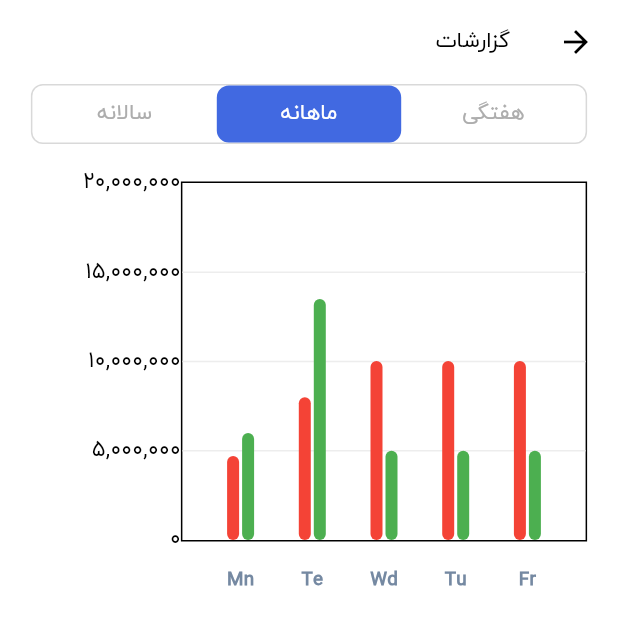
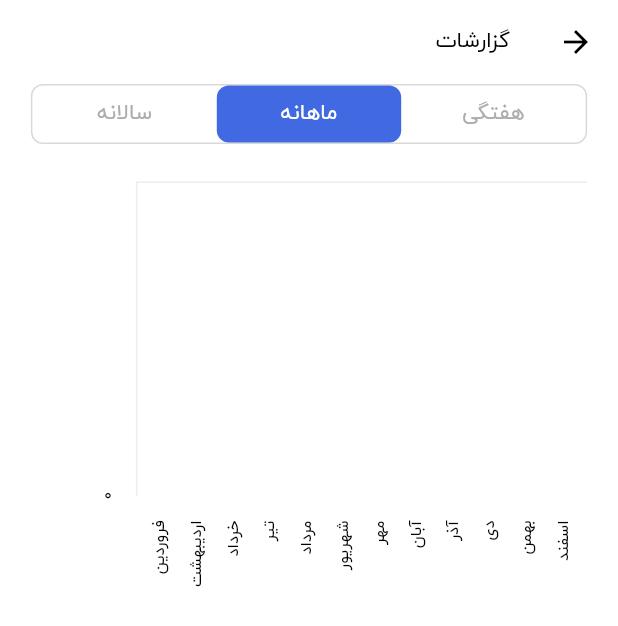
Before and after one commit to RezaNazari051/Chortkeh, a Flutter app: the ReportScreen screen opened directly, after a tap on "ماهانه", on a phone screen of 412 x 824 dp. Shown: the top 626 px of the screen. Run offline on Flutter 3.47's test engine with Material 3 defaults, Android fonts, the phone set to English and light mode, and no system bars; drawn by our look-alikes of fl_chart; our stand-ins replace animate_do, bloc, equatable, flutter_bloc, flutter_screenutil, flutter_svg and 10 more; missing offline and left inert: ir_datetime_picker, tutorial_coach_mark; accounts and stored records are empty.

Commit message:
add report repository and add barChart  for report screen

```diff
--- a/lib/core/operation/locator/locator.dart
+++ b/lib/core/operation/locator/locator.dart
@@ -1,6 +1,7 @@
 import 'package:chortkeh/core/operation/prefs_operator/prefs_operator.dart';
 import 'package:chortkeh/features/home/data/data_source/local/cards_data_helper.dart';
 import 'package:chortkeh/features/home/data/model/card_model.dart';
+import 'package:chortkeh/features/reports/data/repository/transactions_report_repository.dart';
 import 'package:chortkeh/features/transaction/data/data_source/local/transaction_data_helper.dart';
 import 'package:chortkeh/features/transaction/data/models/transaction_model.dart';
 import 'package:get_it/get_it.dart';
@@ -20,6 +21,7 @@ Future<void>initLocator()async{
 
     await initHive();
 
+  locator.registerSingleton<TransactionsReportsRepository>(TransactionsReportsRepository(locator<TransactionDataHelper>()));
 
 }
 
--- /dev/null
+++ b/lib/features/reports/data/repository/transactions_report_repository.dart
@@ -0,0 +1,164 @@
+import 'package:chortkeh/features/transaction/data/data_source/local/transaction_data_helper.dart';
+import 'package:chortkeh/features/transaction/data/models/transaction_model.dart';
+import 'package:shamsi_date/shamsi_date.dart';
+
+class TransactionsReportsRepository {
+  final TransactionDataHelper _dbHelper;
+
+  TransactionsReportsRepository(this._dbHelper);
+
+  Future<List<TransactionChartData>> getWeeklyTransactionChartData() async {
+    DateTime today = DateTime.now();
+
+    int dayOfWeek = today.weekday;
+    DateTime startWeek = today
+        .subtract(Duration(days: (dayOfWeek + 1) % 7))
+        .copyWith(hour: 0, minute: 0, second: 0);
+
+    final transactions = _dbHelper.getTransactionsByDate(startWeek, today);
+
+    // ایجاد یک لیست برای ذخیره تراکنش‌های هر روز از شنبه تا انتهای هفته (جمعه)
+    final List<TransactionChartData> chartDataList = [];
+
+    // اضافه کردن روزهای هفته (از شنبه تا جمعه) به لیست
+    for (int i = 0; i < 7; i++) {
+      // 7 روز هفته
+      final date = startWeek.add(Duration(days: i));
+      chartDataList.add(TransactionChartData(
+          date: date, totalDeposits: 0, totalWithdrawals: 0));
+    }
+
+    // پر کردن لیست با تراکنش‌ها
+    for (var transaction in transactions) {
+      // گرفتن فقط تاریخ بدون زمان برای مقایسه صحیح
+      final dateOnly = DateTime(transaction.dateTime.year,
+          transaction.dateTime.month, transaction.dateTime.day);
+
+      // پیدا کردن روزی که این تراکنش مربوط به آن است
+      final chartData = chartDataList.firstWhere((data) =>
+          data.date.year == dateOnly.year &&
+          data.date.month == dateOnly.month &&
+          data.date.day == dateOnly.day);
+
+      // به‌روزرسانی مجموع واریزی‌ها و برداشتی‌ها برای آن روز
+      if (transaction.type == TransactionType.deposit) {
+        chartData.totalDeposits += transaction.amount;
+      } else if (transaction.type == TransactionType.withdraw) {
+        chartData.totalWithdrawals += transaction.amount;
+      }
+    }
+
+    return chartDataList;
+  }
+
+  Future<List<TransactionChartData>> getMonthlyTransactionChartData() async {
+    Jalali jalaliToday = Jalali.now();
+    Jalali startOfYear = Jalali(jalaliToday.year, 1, 1); // شروع سال شمسی
+
+    final transactions = _dbHelper.getTransactionsByDate(
+        startOfYear.toDateTime(), jalaliToday.toDateTime());
+
+    // ایجاد یک لیست برای ذخیره تراکنش‌های هر ماه از فروردین تا اسفند
+    final List<TransactionChartData> chartDataList = [];
+
+    // اضافه کردن ماه‌های سال (از فروردین تا اسفند) به لیست
+    for (int i = 1; i <= 12; i++) {
+      chartDataList.add(TransactionChartData(
+        date: Jalali(jalaliToday.year, i, 1).toDateTime(), // تبدیل به میلادی
+        totalDeposits: 0,
+        totalWithdrawals: 0,
+      ));
+    }
+
+    // پر کردن لیست با تراکنش‌ها
+    for (var transaction in transactions) {
+      // تبدیل تاریخ میلادی تراکنش به شمسی
+      Jalali jalaliTransactionDate = Jalali.fromDateTime(transaction.dateTime);
+
+      // پیدا کردن ماهی که این تراکنش مربوط به آن است
+      final chartData = chartDataList.firstWhere(
+        (data) =>
+            Jalali.fromDateTime(data.date).month == jalaliTransactionDate.month,
+        orElse: () => TransactionChartData(
+            date: jalaliTransactionDate.toDateTime(),
+            totalDeposits: 0,
+            totalWithdrawals: 0),
+      );
+
+      // به‌روزرسانی مجموع واریزی‌ها و برداشتی‌ها برای آن ماه
+      if (transaction.type == TransactionType.deposit) {
+        chartData.totalDeposits += transaction.amount;
+      } else if (transaction.type == TransactionType.withdraw) {
+        chartData.totalWithdrawals += transaction.amount;
+      }
+    }
+
+    return chartDataList;
+  }
+
+  Future<List<TransactionChartData>> getYearlyTransactionChartData() async {
+    // تاریخ فعلی
+    Jalali now = Jalali.now();
+
+    // تاریخ شروع سال جاری
+    Jalali startOfCurrentYear = Jalali(now.year, 1, 1);
+
+    // تاریخ شروع سال گذشته
+    Jalali startOfLastYear = Jalali(now.year - 1, 1, 1);
+
+    // دریافت تراکنش‌ها از دیتابیس از تاریخ شروع سال گذشته تا به امروز
+    final transactions = await _dbHelper.getTransactionsByDate(
+      startOfLastYear.toDateTime(),
+      now.toDateTime(),
+    );
+
+    // ایجاد لیست با دو سال (پارسال و امسال)
+    List<TransactionChartData> chartDataList = [
+      TransactionChartData(
+          date: startOfLastYear.toDateTime(),
+          totalDeposits: 0.0,
+          totalWithdrawals: 0.0), // سال گذشته
+      TransactionChartData(
+          date: startOfCurrentYear.toDateTime(),
+          totalDeposits: 0.0,
+          totalWithdrawals: 0.0), // سال جاری
+    ];
+
+    // پر کردن مقادیر واریزی و برداشتی برای هر سال
+    for (TransactionModel transaction in transactions) {
+      // تبدیل تاریخ تراکنش از میلادی به شمسی
+      Jalali jalaliTransactionDate = Jalali.fromDateTime(transaction.dateTime);
+
+      // اگر تراکنش مربوط به سال گذشته است
+      if (jalaliTransactionDate.year == startOfLastYear.year) {
+        if (transaction.type == TransactionType.deposit) {
+          chartDataList[0].totalDeposits += transaction.amount;
+        } else if (transaction.type == TransactionType.withdraw) {
+          chartDataList[0].totalWithdrawals += transaction.amount;
+        }
+      }
+
+      // اگر تراکنش مربوط به سال جاری است
+      if (jalaliTransactionDate.year == startOfCurrentYear.year) {
+        if (transaction.type == TransactionType.deposit) {
+          chartDataList[1].totalDeposits += transaction.amount;
+        } else if (transaction.type == TransactionType.withdraw) {
+          chartDataList[1].totalWithdrawals += transaction.amount;
+        }
+      }
+    }
+
+    // بازگرداندن لیست داده‌ها برای دو سال
+    return chartDataList;
+  }}
+
+class TransactionChartData {
+  DateTime date;
+  double totalDeposits; // مجموع واریزی‌ها
+  double totalWithdrawals; // مجموع برداشتی‌ها
+  TransactionChartData({
+    required this.date,
+    required this.totalDeposits,
+    required this.totalWithdrawals,
+  });
+}
--- /dev/null
+++ b/lib/features/reports/presentation/bloc/get_transactions_reports_status.dart
@@ -0,0 +1,28 @@
+import 'package:chortkeh/features/reports/data/repository/transactions_report_repository.dart';
+import 'package:equatable/equatable.dart';
+
+abstract class GetTransactionReportsStatus extends Equatable{}
+
+
+class GetReportsInitial extends GetTransactionReportsStatus{
+  @override
+  List<Object> get props => [];
+}
+class GetReportsLoading extends GetTransactionReportsStatus{
+  @override
+  List<Object> get props => [];
+}
+class GetReportsSuccess extends GetTransactionReportsStatus{
+  GetReportsSuccess({required this.chartData});
+  final List<TransactionChartData> chartData;
+
+  @override
+  List<Object> get props => [];
+}
+
+class GetReportsError extends GetTransactionReportsStatus{
+  GetReportsError(this.error);
+  final String error;
+  @override
+  List<Object> get props => [error];
+}
--- /dev/null
+++ b/lib/features/reports/presentation/bloc/reports_bloc.dart
@@ -0,0 +1,40 @@
+import 'package:chortkeh/features/home/presentation/bloc/recent_transactions_bloc/get_transaction_status.dart';
+import 'package:chortkeh/features/reports/data/repository/transactions_report_repository.dart';
+import 'package:chortkeh/features/reports/presentation/screens/report_screen.dart';
+import 'package:equatable/equatable.dart';
+import 'package:flutter_bloc/flutter_bloc.dart';
+
+import 'get_transactions_reports_status.dart';
+
+part 'reports_event.dart';
+part 'reports_state.dart';
+
+class ReportsBloc extends Bloc<ReportsEvent, ReportsState> {
+  final TransactionsReportsRepository _repository;
+  ReportsBloc(this._repository) : super(ReportsState(transactionsReportsStatus: GetReportsInitial())) {
+    on<GetTransactionsReportsEvent>((event, emit) async{
+      emit(state.copyWith(newTransactionsReportsStatus: GetReportsLoading()));
+      List<TransactionChartData> chartData;
+      switch (event.chartType) {
+        case ReportChartType.weekly:
+          chartData=await _repository.getWeeklyTransactionChartData();
+       break;
+       case ReportChartType.monthly:
+         chartData = await _repository.getMonthlyTransactionChartData();
+
+       case ReportChartType.yearly:
+         chartData = await _repository.getYearlyTransactionChartData();
+         break;
+         default:throw 'Default';
+      }
+      try{
+        emit(state.copyWith(newTransactionsReportsStatus: GetReportsSuccess(chartData: chartData)));
+      }catch(e){
+        emit(state.copyWith(newTransactionsReportsStatus: GetReportsError('خطا در دریافت گزارشات')));
+      }
+
+
+
+    });
+  }
+}
--- /dev/null
+++ b/lib/features/reports/presentation/bloc/reports_event.dart
@@ -0,0 +1,10 @@
+part of 'reports_bloc.dart';
+
+abstract class ReportsEvent extends Equatable {}
+
+class GetTransactionsReportsEvent extends ReportsEvent{
+  final ReportChartType chartType;
+  GetTransactionsReportsEvent({this.chartType=ReportChartType.weekly});
+  @override
+  List<Object?> get props =>[chartType];
+}
--- /dev/null
+++ b/lib/features/reports/presentation/bloc/reports_state.dart
@@ -0,0 +1,11 @@
+part of 'reports_bloc.dart';
+
+class ReportsState{
+  ReportsState({required this.transactionsReportsStatus});
+  final GetTransactionReportsStatus transactionsReportsStatus;
+
+
+  ReportsState copyWith({GetTransactionReportsStatus? newTransactionsReportsStatus}) {
+    return ReportsState(transactionsReportsStatus: newTransactionsReportsStatus??transactionsReportsStatus);
+  }
+}
--- a/lib/features/reports/presentation/screens/report_screen.dart
+++ b/lib/features/reports/presentation/screens/report_screen.dart
@@ -1,12 +1,23 @@
 import 'package:chortkeh/config/theme/app_color.dart';
+import 'package:chortkeh/core/operation/locator/locator.dart';
 import 'package:chortkeh/core/utils/extensions.dart';
 import 'package:chortkeh/features/peleh_peleh/presentation/blocs/cubit/cubit/change_tabbar_index_cubit.dart';
+import 'package:chortkeh/features/reports/data/repository/transactions_report_repository.dart';
+import 'package:chortkeh/features/reports/presentation/bloc/get_transactions_reports_status.dart';
+import 'package:chortkeh/features/reports/presentation/bloc/reports_bloc.dart';
 import 'package:fl_chart/fl_chart.dart';
+import 'package:flutter/cupertino.dart';
 import 'package:flutter/material.dart';
 import 'package:flutter_bloc/flutter_bloc.dart';
 import 'package:gap/gap.dart';
 
 import '../../../../core/widgets/tab_bar_widget.dart';
+
+enum ReportChartType {
+  weekly,
+  monthly,
+  yearly,
+}
 
 class ReportScreen extends StatefulWidget {
   const ReportScreen({super.key});
@@ -16,12 +27,16 @@ class ReportScreen extends StatefulWidget {
 }
 
 class _ReportScreenState extends State<ReportScreen> {
-  List<String> tabLabes = ['هفتگی', 'ماهانه', 'سالانه'];
+  List<String> tabLabels = ['هفتگی', 'ماهانه', 'سالانه'];
 
   @override
   Widget build(BuildContext context) {
-    return BlocProvider(
-      create: (context) => ChangeTabbarIndexCubit(),
+    return MultiBlocProvider(
+      providers: [
+        BlocProvider( create: (context) => ChangeTabbarIndexCubit()),
+        BlocProvider( create: (context) => ReportsBloc(locator())),
+      ],
+
       child: Scaffold(
         appBar: AppBar(
           title: const Text(
@@ -38,7 +53,7 @@ class _ReportScreenState extends State<ReportScreen> {
                   BlocBuilder<ChangeTabbarIndexCubit, int>(
                     builder: (context, state) {
                       return ChrotkehTabBarWidget(
-                      tabLabes: tabLabes,
+                        tabLabes: tabLabels,
                         state: state,
                         onTap: (index) => context
                             .read<ChangeTabbarIndexCubit>()
@@ -47,85 +62,131 @@ class _ReportScreenState extends State<ReportScreen> {
                     },
                   ),
                   const Gap(25),
-                SizedBox(
-                  width: double.infinity,
-                  height: 280,
-                  child: BarChart(
-                    BarChartData(
-                        borderData: FlBorderData(show: true),
-                        maxY: 20000000,
-                        barGroups: [
-                          BarChartGroupData(x: 0, barRods: [
-                            BarChartRodData(toY: 4700000, color: Colors.red),
-                            BarChartRodData(toY: 6000000, color: Colors.green)
-                          ]),
-                          BarChartGroupData(x: 1, barRods: [
-                            BarChartRodData(toY: 8000000, color: Colors.red),
-                            BarChartRodData(toY: 13500000, color: Colors.green)
-                          ]),
-                          BarChartGroupData(x: 2, barRods: [
-                            BarChartRodData(toY: 10025000, color: Colors.red),
-                            BarChartRodData(toY: 5000000, color: Colors.green)
-                          ]),
-                          BarChartGroupData(x: 3, barRods: [
-                            BarChartRodData(toY: 10025000, color: Colors.red),
-                            BarChartRodData(toY: 5000000, color: Colors.green)
-                          ]),
-                          BarChartGroupData(x: 4, barRods: [
-                            BarChartRodData(toY: 10025000, color: Colors.red),
-                            BarChartRodData(toY: 5000000, color: Colors.green)
-                          ]),
-                        ],
-                        titlesData: FlTitlesData(
-                          rightTitles: const AxisTitles(),
-                          topTitles: const AxisTitles(),
-                          leftTitles: AxisTitles(
-                            sideTitles: SideTitles(
-                              showTitles: true,
-                              getTitlesWidget: (value, meta) {
-                                return Text(value.toStringAsFixed(0).toCurrencyFormat(),
-                                    style: TextStyle(color: Colors.black));
+                  BlocConsumer<ChangeTabbarIndexCubit, int>(
+
+                    listenWhen: (previous, current) => previous!= current,
+                    buildWhen: (previous, current) => previous!= current,
+                    listener: (context, state) {
+                      switch(state ){
+                        case 0:
+                          context.read<ReportsBloc>().add(GetTransactionsReportsEvent(chartType: ReportChartType.weekly));
+                        break;
+                        case 1:
+                        context.read<ReportsBloc>().add(GetTransactionsReportsEvent(chartType: ReportChartType.monthly));
+                        break;
+                        case 2:
+                          context.read<ReportsBloc>().add(GetTransactionsReportsEvent(chartType: ReportChartType.yearly));
+                        break;
+                      }
                     },
-                              reservedSize: 100,
-                            ),
-                          ),
-                          bottomTitles: AxisTitles(
-                            sideTitles: SideTitles(
-                                showTitles: true,
-                                reservedSize: 40,
-                                getTitlesWidget: bottomTitles),
-                          ),
-                        ),
-                        gridData: FlGridData(
-                          drawVerticalLine: false,
-                          getDrawingHorizontalLine: (value) =>
-                              const FlLine(color: AppColor.cardBorderGrayColor,strokeWidth: 1),
-                        )),
-                  ),
-                )
+                      builder: (context, state) {
+                    switch (state) {
+                      case 0:
+                        break;
+                      case 1:
+                        break;
+                      case 2:
+                        break;
+                      default:
+                        break;
+                    }
+                    return BarChatWidget(
+                      reportChartTypeIndex: state
+                    );
+                    // return BarChatWidget(reportChartType: reportChartType);
+                  })
                 ],
               ),
             );
-        }),
+          },
+        ),
       ),
     );
   }
+}
 
+class BarChatWidget extends StatefulWidget {
+  final int reportChartTypeIndex;
+
+  const BarChatWidget({
+    super.key,
+    required this.reportChartTypeIndex,
+  });
+
+  @override
+  State<BarChatWidget> createState() => _BarChatWidgetState();
+}
+
+class _BarChatWidgetState extends State<BarChatWidget> {
+  double roundUpToNearestMillion(double value) {
+    if (value % 1000000 == 0) {
+      return value; // اگر عدد به طور دقیق مضربی از میلیون باشد، تغییری نمی‌کنیم
+    }
+    return ((value / 10000000).ceil()) * 10000000; // عدد رو به بالا گرد می‌شود
+  }
+  @override
+  void initState() {
+    WidgetsBinding.instance.addPostFrameCallback((_)async{
+      // testRepo.testGetTransactionChartData(DateTime.now());
+      context.read<ReportsBloc>().add(GetTransactionsReportsEvent());
+    });
+    super.initState();
+  }
+  @override
+  Widget build(BuildContext context) {
     Widget bottomTitles(double value, TitleMeta meta) {
-    final titles = <String>['Mn', 'Te', 'Wd', 'Tu', 'Fr', 'St', 'Su'];
+      final weeklyTitles = <String>[
+        'شنبه',
+        'یکشنبه',
+        'دوشنبه',
+        'سه‌شنبه',
+        'چهار‌شنبه',
+        'پنجشنبه',
+        'جمعه'
+      ];
+      final monthlyTitles = [
+        'فروردین',
+        'اردیبهشت',
+        'خرداد',
+        'تیر',
+        'مرداد',
+        'شهریور',
+        'مهر',
+        'آبان',
+        'آذر',
+        'دی',
+        'بهمن',
+        'اسفند'
+      ];
+      final yearlyTitles = ['1402', '1403'];
 
-    final Widget text = Text(
-      titles[value.toInt()],
-      style: const TextStyle(
-        color: Color(0xff7589a2),
-        fontWeight: FontWeight.bold,
-        fontSize: 14,
-      ),
+      List<String> titles;
+      switch (widget.reportChartTypeIndex) {
+        case 0:
+          titles = weeklyTitles;
+          break;
+        case 1:
+          titles = monthlyTitles;
+          break;
+        case 2:
+          titles = yearlyTitles;
+          break;
+        default:
+          titles = weeklyTitles;
+          break;
+      }
+
+      // استفاده از modulo برای اطمینان از اینکه index همیشه معتبر است
+      final index = value.toInt() % titles.length;
+      final Widget text = RotatedBox(
+        quarterTurns: 3,
+        child: Text(titles[index],
+            style: Theme.of(context).textTheme.displaySmall),
       );
 
       return SideTitleWidget(
         axisSide: meta.axisSide,
-      space: 16, //margin top
+        space: 16, // margin top
         child: text,
       );
     }
@@ -133,17 +194,93 @@ class _ReportScreenState extends State<ReportScreen> {
     Widget rightTitles(double value, TitleMeta meta) {
       final Widget text = Text(
         value.toStringAsFixed(0).toCurrencyFormat(),
-      style: const TextStyle(
-        color: Colors.black,
-        fontWeight: FontWeight.bold,
-        fontSize: 14,
-      ),
+        style: Theme.of(context).textTheme.displaySmall,
       );
 
       return SideTitleWidget(
         axisSide: meta.axisSide,
-      space: 16, //margin top
+        space: 16, // margin top
         child: text,
       );
     }
+
+    return BlocBuilder<ReportsBloc,ReportsState>(
+  builder: (context, state) {
+    if(state.transactionsReportsStatus is GetReportsLoading){
+      return const Center(
+        child: CupertinoActivityIndicator(),
+      );
     }
+    if(state.transactionsReportsStatus is GetReportsSuccess){
+      final completedState=state.transactionsReportsStatus as GetReportsSuccess;
+      final List<TransactionChartData> chartData=completedState.chartData;
+
+      double maxValue = chartData
+          .map((e) => e.totalDeposits > e.totalWithdrawals ? e.totalDeposits : e.totalWithdrawals)
+          .reduce((curr, next) => curr > next ? curr : next) /1000000 .ceil()*1000000;
+      return Column(
+        children: [
+
+          SizedBox(
+            width: double.infinity,
+            height: 280,
+            child: BarChart(
+              BarChartData(
+                borderData: FlBorderData(
+                  border: const Border(
+                    left: BorderSide(color: AppColor.cardBorderGrayColor),
+                    top: BorderSide(color: AppColor.cardBorderGrayColor),
+                  ),
+                ),
+                maxY: roundUpToNearestMillion(maxValue),
+                barGroups: List.generate(
+                  chartData.length,
+                      (index) => BarChartGroupData(
+                    x: index,
+                    barRods: [
+                      BarChartRodData(
+                          toY: chartData[index].totalWithdrawals,
+                          color: AppColor.redColor ),
+                      BarChartRodData(
+                          toY: chartData[index].totalDeposits,
+                          color: AppColor.greenColor)
+                    ],
+                  ),
+                ),
+                titlesData: FlTitlesData(
+                  rightTitles: const AxisTitles(),
+                  topTitles: const AxisTitles(),
+                  leftTitles: AxisTitles(
+                    sideTitles: SideTitles(
+                      showTitles: true,
+                      getTitlesWidget: rightTitles,
+                      reservedSize: 70,
+                    ),
+                  ),
+                  bottomTitles: AxisTitles(
+                    sideTitles: SideTitles(
+                        interval: 1,
+                        showTitles: true,
+                        reservedSize: 70,
+                        getTitlesWidget: bottomTitles),
+                  ),
+                ),
+                gridData: FlGridData(
+                  drawVerticalLine: false,checkToShowHorizontalLine: (value) => true,
+                  getDrawingHorizontalLine: (value) => const FlLine(
+                      color: AppColor.cardBorderGrayColor, strokeWidth: 1),
+                ),
+              ),
+            ),
+          ),
+
+
+        ],
+      );
+    }
+    return const SizedBox.shrink();
+
+  },
+);
+  }
+}
--- a/lib/features/transaction/data/data_source/local/transaction_data_helper.dart
+++ b/lib/features/transaction/data/data_source/local/transaction_data_helper.dart
@@ -57,7 +57,17 @@ class TransactionDataHelper {
     }
     return _box.values.toList();
   }
+  List<TransactionModel> getTransactionsByDate(DateTime startDate, DateTime endDate) {
+    final transactions = _box.values.where((TransactionModel transaction) {
+      final transactionDate = transaction.dateTime;
 
+      // بررسی اینکه آیا تراکنش در بازه زمانی قرار دارد یا دقیقا برابر با startDate یا endDate است
+      return (transactionDate.isAfter(startDate) || transactionDate.isAtSameMomentAs(startDate)) &&
+          (transactionDate.isBefore(endDate) || transactionDate.isAtSameMomentAs(endDate));
+    }).toList();
+
+    return transactions;
+  }
   Future<bool> _checkTransacionIsExist(String? id) async {
     final transactions = _box.values.toList();
 
--- a/pubspec.yaml
+++ b/pubspec.yaml
@@ -50,7 +50,6 @@ dependencies:
   shared_preferences: ^2.3.0
   showcaseview: ^3.0.0
   smooth_page_indicator: ^1.1.0
-  syncfusion_flutter_charts: ^26.1.42
   tutorial_coach_mark: ^1.2.11
   hive: ^2.2.3
   hive_flutter: ^1.1.0
```
Also changed, not shown: pubspec.lock. Lines whose indentation alone changed are shown as unchanged.
